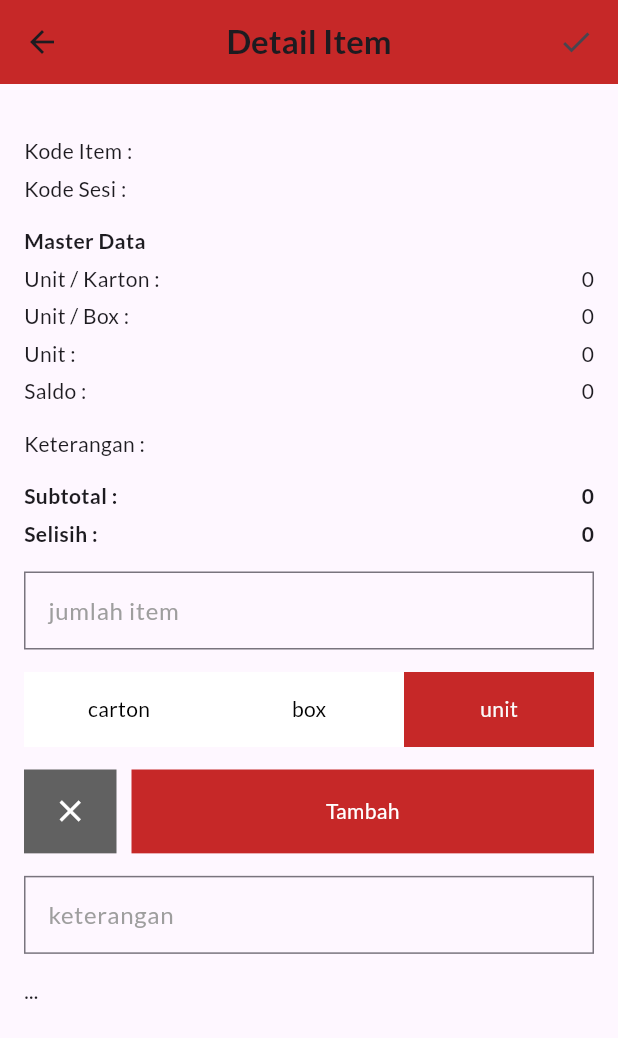
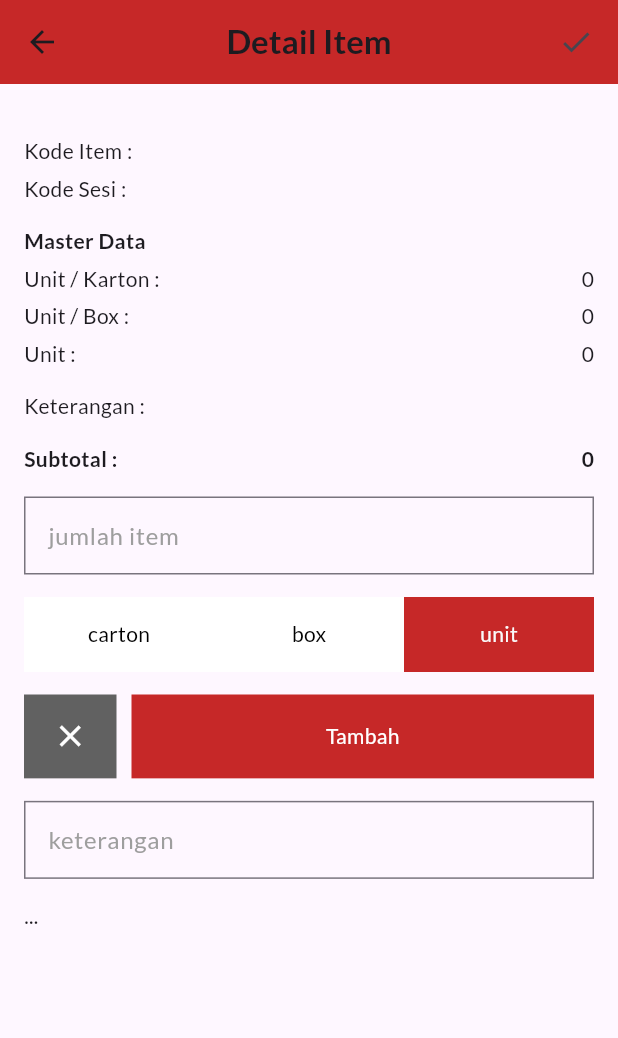
Before and after one commit to agdakapareski/SOAPP, a Flutter app: the DetailCountPage screen opened directly with empty values, on a phone screen of 412 x 824 dp. Shown: the top 1038 px of the screen. Run offline on Flutter 3.47's test engine with Material 3 defaults, Android fonts, the light colour scheme and no system bars; our stand-ins replace csv, file_picker, permission_handler, sqflite; accounts and stored records are empty.

Commit message:
fix: major update & hide saldo

```diff
--- a/lib/detail_count_page.dart
+++ b/lib/detail_count_page.dart
@@ -246,16 +246,16 @@ class _DetailCountPageState extends State<DetailCountPage> {
               Text('${widget.unit!}'),
             ],
           ),
-          const SizedBox(
-            height: 5,
-          ),
-          Row(
-            mainAxisAlignment: MainAxisAlignment.spaceBetween,
-            children: [
-              const Text('Saldo :'),
-              Text('${widget.saldoItem!}'),
-            ],
-          ),
+          // const SizedBox(
+          //   height: 5,
+          // ),
+          // Row(
+          //   mainAxisAlignment: MainAxisAlignment.spaceBetween,
+          //   children: [
+          //     const Text('Saldo :'),
+          //     Text('${widget.saldoItem!}'),
+          //   ],
+          // ),
           const SizedBox(
             height: 15,
           ),
@@ -282,22 +282,22 @@ class _DetailCountPageState extends State<DetailCountPage> {
               ),
             ],
           ),
-          const SizedBox(
-            height: 5,
-          ),
-          Row(
-            mainAxisAlignment: MainAxisAlignment.spaceBetween,
-            children: [
-              const Text(
-                'Selisih :',
-                style: TextStyle(fontWeight: FontWeight.bold),
-              ),
-              Text(
-                '$selisih',
-                style: const TextStyle(fontWeight: FontWeight.bold),
-              ),
-            ],
-          ),
+          // const SizedBox(
+          //   height: 5,
+          // ),
+          // Row(
+          //   mainAxisAlignment: MainAxisAlignment.spaceBetween,
+          //   children: [
+          //     const Text(
+          //       'Selisih :',
+          //       style: TextStyle(fontWeight: FontWeight.bold),
+          //     ),
+          //     Text(
+          //       '$selisih',
+          //       style: const TextStyle(fontWeight: FontWeight.bold),
+          //     ),
+          //   ],
+          // ),
           const SizedBox(
             height: 15,
           ),
--- a/lib/stock_count_page.dart
+++ b/lib/stock_count_page.dart
@@ -497,13 +497,13 @@ class _StockCountPageState extends State<StockCountPage> {
                   fontWeight: FontWeight.bold,
                 ),
               ),
-              Text(
-                ' - Saldo: ${item.saldoItem}',
-                style: TextStyle(
-                  color: Colors.grey[600],
-                  fontSize: 13,
-                ),
-              ),
+              // Text(
+              //   ' - Saldo: ${item.saldoItem}',
+              //   style: TextStyle(
+              //     color: Colors.grey[600],
+              //     fontSize: 13,
+              //   ),
+              // ),
             ],
           ),
           subtitle: flag == 1
@@ -534,7 +534,7 @@ class _StockCountPageState extends State<StockCountPage> {
                     Text('keterangan: ${item.keterangan}'),
                   ],
                 ),
-          trailing: Text('${item.hitung} (${item.selisih})'),
+          // trailing: Text('${item.hitung} (${item.selisih})'),
         ),
         const SizedBox(
           height: 5,
--- a/lib/tab_screen.dart
+++ b/lib/tab_screen.dart
@@ -26,8 +26,11 @@ class _TabScreenState extends State<TabScreen> {
   Widget build(BuildContext context) {
     return Scaffold(
       bottomNavigationBar: BottomAppBar(
+        // color: Colors.white,
         elevation: 10,
+        surfaceTintColor: Colors.white,
         child: Container(
+          // color: Colors.white,
           padding: const EdgeInsets.symmetric(horizontal: 28),
           height: 60,
           child: Row(
```
Also changed, not shown: lib/home_page.dart (+5 -2 lines), pubspec.yaml (+5 -5 lines), pubspec.lock, 2 other files.
